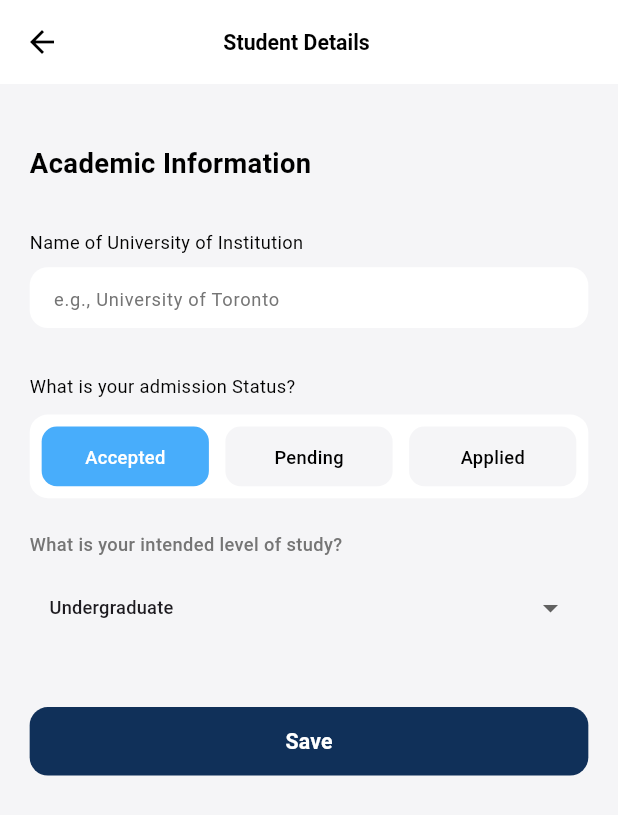
After one commit to Qazaz2350/mv-travel, a Flutter app: the InternationalStudentsView screen opened directly, after a tap on "Save", on a phone screen of 412 x 824 dp. The commit adds this screen. Shown: the top 815 px of the screen. Run offline on Flutter 3.47's test engine with Material 3 defaults, Android fonts, the phone set to English and light mode, and no system bars; our stand-ins replace flutter_screenutil.

Commit message:
Your commit message

```diff
--- /dev/null
+++ b/lib/model/international_students_model.dart
@@ -0,0 +1,13 @@
+import 'package:flutter/material.dart';
+
+class InternationalStudentsModel {
+  String universityName;
+  String admissionStatus; // Accepted, Pending, Applied
+  String studyLevel; // Undergraduate, Graduate, etc.
+
+  InternationalStudentsModel({
+    this.universityName = '',
+    this.admissionStatus = 'Accepted',
+    this.studyLevel = 'Undergraduate',
+  });
+}
--- a/lib/view_model/VisitPurpose_ViewModel.dart
+++ b/lib/view_model/Purpose_of_visit_ViewModel.dart
@@ -8,10 +8,12 @@ class VisitPurposeViewModel extends ChangeNotifier {
 
   final List<VisitPurpose> purposes = [
     VisitPurpose(
+
       id: 'travel',
       imagePath: 'assets/icon_images/plane.png',
       title: 'Travel Visa',
       description: 'For tourism, family visits, or short-term leisure.',
+
     ),
     VisitPurpose(
       id: 'student',
--- /dev/null
+++ b/lib/view_model/international_students_viewmodel.dart
@@ -0,0 +1,30 @@
+import 'package:flutter/material.dart';
+import 'package:mvtravel/model/international_students_model.dart';
+
+class InternationalStudentsViewModel extends ChangeNotifier {
+  final InternationalStudentsModel model = InternationalStudentsModel();
+
+  void setUniversityName(String value) {
+    model.universityName = value;
+    notifyListeners();
+  }
+
+  void setAdmissionStatus(String value) {
+    model.admissionStatus = value;
+    notifyListeners();
+  }
+
+  void setStudyLevel(String? value) {
+    if (value == null) return;
+    model.studyLevel = value;
+    notifyListeners();
+  }
+
+  void save() {
+    // You can connect API later
+    print("SAVED:");
+    print(model.universityName);
+    print(model.admissionStatus);
+    print(model.studyLevel);
+  }
+}
--- a/lib/views/user_verification/nationality_residence.dart
+++ b/lib/views/user_verification/nationality_residence.dart
@@ -7,7 +7,7 @@ import 'package:mvtravel/utilis/commen/progress_indicator.dart';
 import 'package:mvtravel/utilis/commen/widgets/skip_button.dart';
 import 'package:mvtravel/utilis/nav.dart';
 import 'package:mvtravel/view_model/nationality_residence_viewmodel.dart';
-import 'package:mvtravel/views/user_verification/purpose_of_visit.dart';
+import 'package:mvtravel/views/user_verification/purpose/purpose_of_visit.dart';
 import 'package:provider/provider.dart';
 
 class NationalityResidenceScreen extends StatelessWidget {
--- /dev/null
+++ b/lib/views/user_verification/purpose/international_students_view.dart
@@ -0,0 +1,201 @@
+import 'package:flutter/material.dart';
+import 'package:flutter_screenutil/flutter_screenutil.dart';
+import 'package:mvtravel/utilis/FontSizes.dart';
+import 'package:mvtravel/utilis/colors.dart';
+import 'package:mvtravel/utilis/commen/full_size_button.dart';
+import 'package:mvtravel/utilis/nav.dart';
+import 'package:mvtravel/view_model/international_students_viewmodel.dart';
+import 'package:provider/provider.dart';
+
+class InternationalStudentsView extends StatelessWidget {
+  const InternationalStudentsView({super.key});
+
+  @override
+  Widget build(BuildContext context) {
+    return ChangeNotifierProvider(
+      create: (_) => InternationalStudentsViewModel(),
+      child: Consumer<InternationalStudentsViewModel>(
+        builder: (context, vm, child) {
+          return Scaffold(
+            backgroundColor: AppColors.grey,
+            appBar: AppBar(
+              leading: IconButton(
+                icon: Icon(Icons.arrow_back, color: AppColors.black),
+                onPressed: () => Nav.pop(context),
+              ),
+              title: Padding(
+                padding: EdgeInsets.only(left: 70.w),
+                child: Text(
+                  "Student Details",
+                  style: TextStyle(
+                    color: AppColors.black,
+                    fontSize: FontSizes.f16,
+                    fontWeight: FontWeight.w600,
+                  ),
+                ),
+              ),
+              backgroundColor: AppColors.white,
+              elevation: 0,
+            ),
+            body: Padding(
+              padding: EdgeInsets.symmetric(horizontal: 18.w),
+              child: ListView(
+                children: [
+                  SizedBox(height: 40.h),
+                  Text(
+                    "Academic Information",
+                    style: TextStyle(
+                      fontSize: FontSizes.f20,
+                      fontWeight: FontWeight.w700,
+                      color: AppColors.black,
+                    ),
+                  ),
+                  SizedBox(height: 30.h),
+
+                  // ========== UNIVERSITY NAME ==========
+                  Text(
+                    "Name of University of Institution",
+                    style: TextStyle(
+                      fontSize: FontSizes.f14,
+                      color: AppColors.black,
+                      fontWeight: FontWeight.w400,
+                    ),
+                  ),
+                  SizedBox(height: 8.h),
+                  Container(
+                    height: 40.h,
+                    child: TextField(
+                      onChanged: vm.setUniversityName,
+
+                      decoration: InputDecoration(
+                        hintText: "e.g., University of Toronto",
+                        hintStyle: TextStyle(
+                          fontSize: FontSizes.f14,
+                          color: AppColors.grey2,
+                        ),
+
+                        filled: true,
+                        fillColor: AppColors.white,
+                        border: OutlineInputBorder(
+                          borderRadius: BorderRadius.circular(12.r),
+                          borderSide: BorderSide.none,
+                        ),
+                      ),
+                    ),
+                  ),
+                  SizedBox(height: 30.h),
+
+                  // ========== ADMISSION STATUS ==========
+                  Text(
+                    "What is your admission Status?",
+                    style: TextStyle(
+                      fontSize: FontSizes.f14,
+                      color: AppColors.black,
+                      fontWeight: FontWeight.w400,
+                    ),
+                  ),
+                  SizedBox(height: 10.h),
+                  Container(
+                    height: 55.h,
+                    decoration: BoxDecoration(
+                      color: AppColors.white,
+                      borderRadius: BorderRadius.circular(12.r),
+                    ),
+                    child: Padding(
+                      padding: const EdgeInsets.all(8.0),
+                      child: Row(
+                        children: [
+                          _statusButton(vm, "Accepted", AppColors.blue1),
+                          SizedBox(width: 10.w),
+                          _statusButton(vm, "Pending", AppColors.grey1),
+                          SizedBox(width: 10.w),
+                          _statusButton(vm, "Applied", AppColors.grey1),
+                        ],
+                      ),
+                    ),
+                  ),
+                  SizedBox(height: 22.h),
+
+                  // ========== STUDY LEVEL DROPDOWN ==========
+                  Text(
+                    "What is your intended level of study?",
+                    style: TextStyle(
+                      fontSize: FontSizes.f14,
+                      color: AppColors.grey2,
+                      fontWeight: FontWeight.w500,
+                    ),
+                  ),
+                  SizedBox(height: 10.h),
+                  Container(
+                    padding: EdgeInsets.symmetric(horizontal: 12.w),
+                    decoration: BoxDecoration(
+                      color: AppColors.grey,
+                      borderRadius: BorderRadius.circular(12.r),
+                    ),
+                    child: DropdownButton<String>(
+                      value: vm.model.studyLevel,
+                      underline: SizedBox(),
+                      isExpanded: true,
+                      items: ["Undergraduate", "Graduate", "PhD", "Post Doc"]
+                          .map((e) {
+                            return DropdownMenuItem(
+                              value: e,
+                              child: Text(
+                                e,
+                                style: TextStyle(fontSize: FontSizes.f14),
+                              ),
+                            );
+                          })
+                          .toList(),
+                      onChanged: vm.setStudyLevel,
+                    ),
+                  ),
+                  SizedBox(height: 40.h),
+
+                  // ========== SAVE BUTTON ==========
+                  FRectangleButton(
+                    text: "Save",
+                    color: AppColors.blue3,
+                    onPressed: vm.save,
+                  ),
+                  SizedBox(height: 20.h),
+                ],
+              ),
+            ),
+          );
+        },
+      ),
+    );
+  }
+
+  // Small method to generate buttons
+  Widget _statusButton(
+    InternationalStudentsViewModel vm,
+    String text,
+    Color color,
+  ) {
+    final bool isActive = vm.model.admissionStatus == text;
+
+    return Expanded(
+      child: GestureDetector(
+        onTap: () => vm.setAdmissionStatus(text),
+        child: Container(
+          alignment: Alignment.center,
+          padding: EdgeInsets.symmetric(vertical: 12.h),
+          decoration: BoxDecoration(
+            color: isActive ? AppColors.blue1 : AppColors.grey,
+            borderRadius: BorderRadius.circular(10.r),
+          ),
+          child: Text(
+            text,
+            style: TextStyle(
+              fontSize: FontSizes.f14,
+              color: isActive ? AppColors.white : AppColors.black,
+              fontWeight: FontWeight.w500,
+            ),
+          ),
+        ),
+      ),
+    );
+  }
+}
--- a/lib/views/user_verification/purpose_of_visit.dart
+++ b/lib/views/user_verification/purpose/purpose_of_visit.dart
@@ -9,8 +9,9 @@ import 'package:mvtravel/utilis/commen/full_size_button.dart';
 import 'package:mvtravel/utilis/commen/progress_indicator.dart';
 import 'package:mvtravel/utilis/commen/widgets/skip_button.dart';
 import 'package:mvtravel/utilis/nav.dart';
-import 'package:mvtravel/view_model/VisitPurpose_ViewModel.dart';
-import 'package:mvtravel/views/user_verification/travel_visit_screen.dart';
+import 'package:mvtravel/view_model/Purpose_of_visit_ViewModel.dart';
+import 'package:mvtravel/views/user_verification/purpose/international_students_view.dart';
+import 'package:mvtravel/views/user_verification/purpose/travel_visit_screen.dart';
 import 'package:provider/provider.dart';
 
 class VisitPurposeView extends StatelessWidget {
@@ -112,7 +113,19 @@ class _VisitPurposeContent extends StatelessWidget {
                   return _PurposeCard(
                     purpose: purpose,
                     isSelected: viewModel.isPurposeSelected(purpose.id),
-                    onTap: () => viewModel.selectPurpose(purpose.id),
+                    onTap: () {
+                      viewModel.selectPurpose(purpose.id);
+
+                      if (purpose.id == 'travel') {
+                        Nav.push(context, const TravelVisaView());
+                      } else if (purpose.id == 'student') {
+                        Nav.push(context, const InternationalStudentsView());
+                      } else if (purpose.id == 'work') {
+                        Nav.push(context, const TravelVisaView());
+                      } else if (purpose.id == 'investment') {
+                        Nav.push(context, const TravelVisaView());
+                      }
+                    },
                   );
                 },
               ),
@@ -121,7 +134,7 @@ class _VisitPurposeContent extends StatelessWidget {
             FRectangleButton(
               text: 'Next',
               color: AppColors.blue3,
-              onPressed: () => Nav.push(context, const TravelVisaView()),
+              onPressed: () => Nav.pop(context),
             ),
             SizedBox(height: 24.h),
           ],
--- a/lib/views/user_verification/travel_visit_screen.dart
+++ b/lib/views/user_verification/purpose/travel_visit_screen.dart
@@ -3,8 +3,6 @@ import 'package:flutter_screenutil/flutter_screenutil.dart';
 import 'package:mvtravel/utilis/FontSizes.dart';
 import 'package:mvtravel/utilis/colors.dart';
 import 'package:mvtravel/utilis/commen/full_size_button.dart';
-import 'package:mvtravel/utilis/commen/progress_indicator.dart';
-import 'package:mvtravel/utilis/commen/widgets/skip_button.dart';
 import 'package:mvtravel/utilis/nav.dart';
 import 'package:mvtravel/view_model/travel_visit_viewmodel.dart';
 import 'package:provider/provider.dart';
@@ -60,17 +58,24 @@ class _TravelVisaContent extends StatelessWidget {
       backgroundColor: AppColors.grey,
       appBar: AppBar(
         backgroundColor: AppColors.grey,
+        title: Padding(
+          padding: const EdgeInsets.only(right: 40.0),
+          child: Center(
+            child: const Text(
+              'Visit Application Details',
+              style: TextStyle(
+                color: Colors.black,
+                fontWeight: FontWeight.w600,
+                fontSize: 16,
+              ),
+            ),
+          ),
+        ),
         elevation: 0,
         leading: IconButton(
           icon: Icon(Icons.arrow_back, color: Colors.black, size: 22.sp),
           onPressed: () => Nav.pop(context),
         ),
-        actions: [
-          Padding(
-            padding: EdgeInsets.only(right: 16.w),
-            child: SkipButton(onPressed: () {}),
-          ),
-        ],
       ),
       body: Padding(
         padding: const EdgeInsets.all(8.0),
@@ -79,8 +84,7 @@ class _TravelVisaContent extends StatelessWidget {
           child: Column(
             crossAxisAlignment: CrossAxisAlignment.start,
             children: [
-              StepIndicator(totalSteps: 9, currentStep: 5),
-              SizedBox(height: 32.h),
+              // SizedBox(height: 32.h),
               // Title
               Text(
                 'Travel Visa',
@@ -195,10 +199,13 @@ class _TravelVisaContent extends StatelessWidget {
               SizedBox(height: 200.h),
 
               // Save Button
+              SizedBox(height: 35.h),
               FRectangleButton(
                 text: 'Save',
                 color: AppColors.blue3,
-                onPressed: () {},
+                onPressed: () {
+                  Nav.pop(context);
+                },
               ),
             ],
           ),
@@ -208,9 +215,6 @@ class _TravelVisaContent extends StatelessWidget {
   }
 }
 
-// ============================================
-// WIDGET - _DateField
-// ============================================
 class _DateField extends StatelessWidget {
   final String label;
   final DateTime? date;
@@ -234,7 +238,7 @@ class _DateField extends StatelessWidget {
           label,
           style: TextStyle(
             fontSize: FontSizes.f14,
-            fontWeight: FontWeight.w600,
+            fontWeight: FontWeight.w400,
             color: AppColors.black,
           ),
         ),
@@ -252,14 +256,14 @@ class _DateField extends StatelessWidget {
                 Icon(
                   Icons.calendar_today_outlined,
                   size: 18.sp,
-                  color: AppColors.grey2,
+                  color: AppColors.black,
                 ),
                 SizedBox(width: 8.w),
                 Text(
                   formattedDate,
                   style: TextStyle(
                     fontSize: FontSizes.f14,
-                    color: date != null ? AppColors.black : AppColors.grey2,
+                    color: date != null ? AppColors.black : AppColors.black,
                   ),
                 ),
               ],
```
